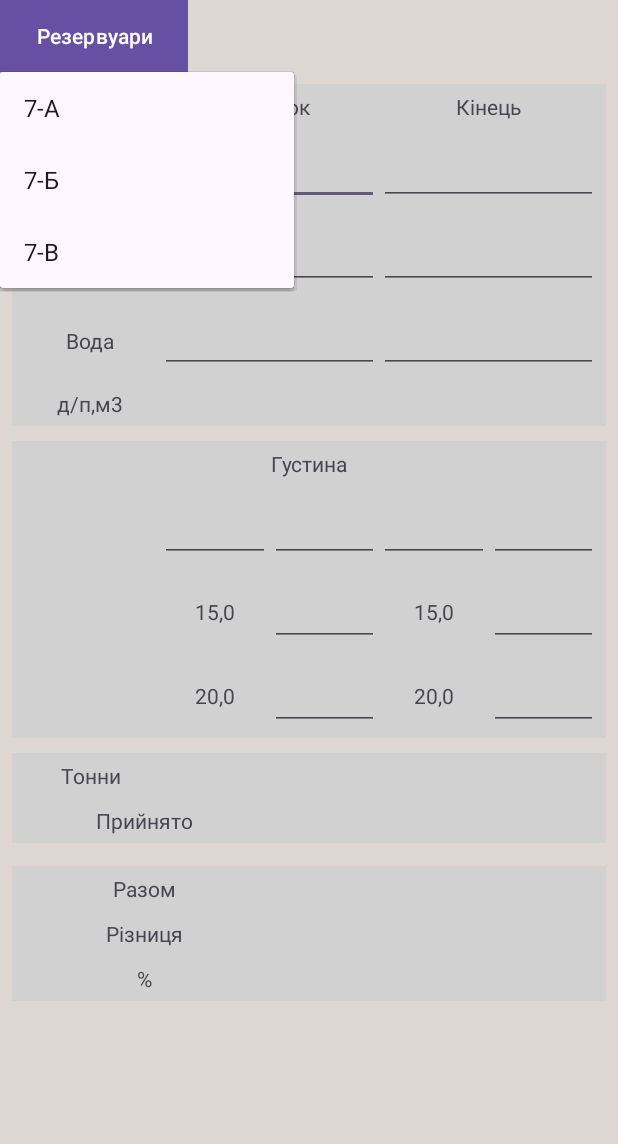
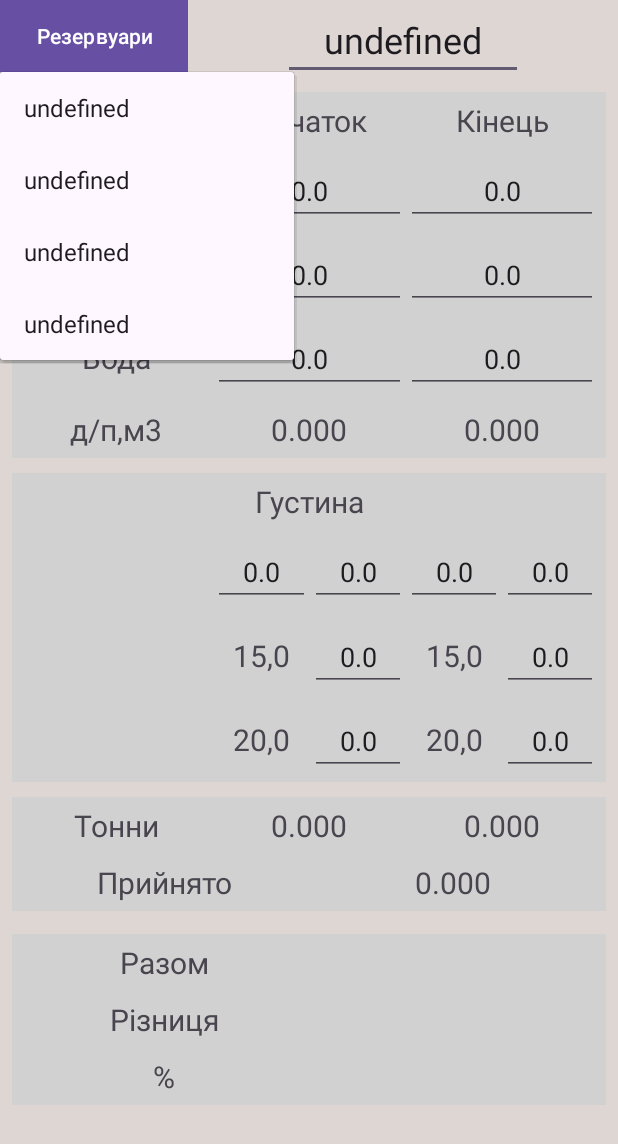
Before and after one commit to QV1LL/calculations-app, an Android app: the screen it shows after launch (MainActivity), after a tap on "Резервуари", on a phone screen of 412 x 824 dp. Shown: the top 1144 px of the screen. Run offline under Robolectric (Android 15) with nearby library versions, the phone set to English and light mode, and no system bars.

Commit message:
Continue work

```diff
--- a/app/src/main/java/com/example/calculations/MainActivity.java
+++ b/app/src/main/java/com/example/calculations/MainActivity.java
@@ -51,6 +51,7 @@ public class MainActivity extends AppCompatActivity {
 
     private void setupPopupMenu() {
         Button popupMenuButton = (Button) findViewById(R.id.popup_menu_button);
+
         popupMenuButton.setOnClickListener(new View.OnClickListener() {
             @Override
             public void onClick(View view) {
@@ -60,16 +61,16 @@ public class MainActivity extends AppCompatActivity {
                 Menu popupMenuMenu = popupMenu.getMenu();
 
                 popupMenuItems.clear();
-                tanks.clear();
-
-                boolean needLoadTanks = (tanks.size() == 0) ? true : false;
 
                 for(int i = 0; i < popupMenuMenu.size(); i++) {
                     popupMenuItems.add(popupMenuMenu.getItem(i));
+                    tanks.add(new Tank());
+                }
 
-                    if(needLoadTanks)
-                        tanks.add(new Tank());
-                }
+                setupTank();
+                tanks.get(currentTankIndex).setupInstances();
+
+                setupText();
 
                 popupMenu.setOnMenuItemClickListener(new PopupMenu.OnMenuItemClickListener() {
                     @Override
@@ -77,9 +78,9 @@ public class MainActivity extends AppCompatActivity {
                         int itemIndex = popupMenuItems.indexOf(menuItem);
                         currentTankIndex = itemIndex;
 
+                        Log.i(mainTag, "" + tanks.get(currentTankIndex).startLevel);
+
                         setupText();
-
-                        Log.i(mainTag, "StartLevel: " + tanks.get(currentTankIndex).startLevel);
 
                         return false;
                     }
@@ -91,6 +92,8 @@ public class MainActivity extends AppCompatActivity {
     }
 
     private void setupTank() {
+        tanks.get(currentTankIndex).name = (((EditText) findViewById(R.id.reservoirName)).getText().toString().isEmpty()) ? "undefined" : ((EditText) findViewById(R.id.reservoirName)).getText().toString();
+
         tanks.get(currentTankIndex).startLevel = Float.valueOf((((TextView) findViewById(R.id.startLevel)).getText().toString().isEmpty()) ? "0f" : ((TextView) findViewById(R.id.startLevel)).getText().toString());
         tanks.get(currentTankIndex).endLevel = Float.valueOf((((TextView) findViewById(R.id.endLevel)).getText().toString().isEmpty()) ? "0f" : ((TextView) findViewById(R.id.endLevel)).getText().toString());
 
@@ -114,25 +117,38 @@ public class MainActivity extends AppCompatActivity {
     }
 
     private void setupText() {
-        ((TextView) findViewById(R.id.startLevel)).setText(String.valueOf(tanks.get(currentTankIndex).startLevel));
-        ((TextView) findViewById(R.id.endLevel)).setText(String.valueOf(tanks.get(currentTankIndex).endLevel));
+        ((EditText) findViewById(R.id.reservoirName)).setText(tanks.get(currentTankIndex).name);
 
-        ((TextView) findViewById(R.id.startVolume)).setText(String.valueOf(tanks.get(currentTankIndex).startVolume));
-        ((TextView) findViewById(R.id.endVolume)).setText(String.valueOf(tanks.get(currentTankIndex).endVolume));
+        for (int i = 0; i < popupMenuItems.size(); i++)
+            popupMenuItems.get(i).setTitle(tanks.get(i).name);
 
-        ((TextView) findViewById(R.id.startWaterVolume)).setText(String.valueOf(tanks.get(currentTankIndex).startWater));
-        ((TextView) findViewById(R.id.endWaterVolume)).setText(String.valueOf(tanks.get(currentTankIndex).endWater));
+        ((EditText) findViewById(R.id.startLevel)).setText(String.valueOf(tanks.get(currentTankIndex).startLevel));
+        ((EditText) findViewById(R.id.endLevel)).setText(String.valueOf(tanks.get(currentTankIndex).endLevel));
 
-        ((TextView) findViewById(R.id.startFreeDensityCounter)).setText(String.valueOf(tanks.get(currentTankIndex).startFreeDensityCounter));
-        ((TextView) findViewById(R.id.endFreeDensityCounter)).setText(String.valueOf(tanks.get(currentTankIndex).endFreeDensityCounter));
+        ((EditText) findViewById(R.id.startVolume)).setText(String.valueOf(tanks.get(currentTankIndex).startVolume));
+        ((EditText) findViewById(R.id.endVolume)).setText(String.valueOf(tanks.get(currentTankIndex).endVolume));
 
-        ((TextView) findViewById(R.id.startFreeDensityCounterValue)).setText(String.valueOf(tanks.get(currentTankIndex).startFreeDensityCounterValue));
-        ((TextView) findViewById(R.id.endFreeDensityCounterValue)).setText(String.valueOf(tanks.get(currentTankIndex).endFreeDensityCounterValue));
+        ((EditText) findViewById(R.id.startWaterVolume)).setText(String.valueOf(tanks.get(currentTankIndex).startWater));
+        ((EditText) findViewById(R.id.endWaterVolume)).setText(String.valueOf(tanks.get(currentTankIndex).endWater));
 
-        ((TextView) findViewById(R.id.start15DensityCounterValue)).setText(String.valueOf(tanks.get(currentTankIndex).start15DensityCounterValue));
-        ((TextView) findViewById(R.id.end15DensityCounterValue)).setText(String.valueOf(tanks.get(currentTankIndex).end15DensityCounterValue));
+        ((TextView) findViewById(R.id.startVolumeWithoutWater)).setText(String.format("%.3f", tanks.get(currentTankIndex).startVolumeWithoutWater));
+        ((TextView) findViewById(R.id.endVolumeWithoutWater)).setText(String.format("%.3f", tanks.get(currentTankIndex).endVolumeWithoutWater));
 
-        ((TextView) findViewById(R.id.start20DensityCounterValue)).setText(String.valueOf(tanks.get(currentTankIndex).start20DensityCounterValue));
-        ((TextView) findViewById(R.id.end20DensityCounterValue)).setText(String.valueOf(tanks.get(currentTankIndex).end20DensityCounterValue));
+        ((EditText) findViewById(R.id.startFreeDensityCounter)).setText(String.valueOf(tanks.get(currentTankIndex).startFreeDensityCounter));
+        ((EditText) findViewById(R.id.endFreeDensityCounter)).setText(String.valueOf(tanks.get(currentTankIndex).endFreeDensityCounter));
+
+        ((EditText) findViewById(R.id.startFreeDensityCounterValue)).setText(String.valueOf(tanks.get(currentTankIndex).startFreeDensityCounterValue));
+        ((EditText) findViewById(R.id.endFreeDensityCounterValue)).setText(String.valueOf(tanks.get(currentTankIndex).endFreeDensityCounterValue));
+
+        ((EditText) findViewById(R.id.start15DensityCounterValue)).setText(String.valueOf(tanks.get(currentTankIndex).start15DensityCounterValue));
+        ((EditText) findViewById(R.id.end15DensityCounterValue)).setText(String.valueOf(tanks.get(currentTankIndex).end15DensityCounterValue));
+
+        ((EditText) findViewById(R.id.start20DensityCounterValue)).setText(String.valueOf(tanks.get(currentTankIndex).start20DensityCounterValue));
+        ((EditText) findViewById(R.id.end20DensityCounterValue)).setText(String.valueOf(tanks.get(currentTankIndex).end20DensityCounterValue));
+
+        ((TextView) findViewById(R.id.startTons)).setText(String.format("%.3f", tanks.get(currentTankIndex).startTons));
+        ((TextView) findViewById(R.id.endTons)).setText(String.format("%.3f", tanks.get(currentTankIndex).endTons));
+
+        ((TextView) findViewById(R.id.reception)).setText(String.format("%.3f", tanks.get(currentTankIndex).reception));
     }
 }
--- a/app/src/main/java/com/example/calculations/Tank.java
+++ b/app/src/main/java/com/example/calculations/Tank.java
@@ -2,7 +2,7 @@ package com.example.calculations;
 
 public class Tank {
 
-    public String name;
+    public String name = "undefined";
 
     public float startLevel = 0;
     public float endLevel = 0;
@@ -31,6 +31,16 @@ public class Tank {
     public float startTons;
     public float endTons;
     public float reception;
-    public float together;
-    public float difference;
+    public static float together;
+    public static float difference;
+
+    public void setupInstances() {
+        this.startVolumeWithoutWater = this.startVolume - this.startWater;
+        this.endVolumeWithoutWater = this.endVolume - this.endWater;
+
+        this.startTons = this.startVolumeWithoutWater * this.startFreeDensityCounterValue / 1000;
+        this.endTons = this.endVolumeWithoutWater * this.endFreeDensityCounterValue / 1000;
+
+        this.reception = this.endTons - this.startTons;
+    }
 }
--- a/app/src/main/res/layout/activity_main.xml
+++ b/app/src/main/res/layout/activity_main.xml
@@ -23,6 +23,17 @@
             android:background="@color/secondColor"
             android:text="Резервуари"
             app:layout_constraintStart_toStartOf="parent"
+            app:layout_constraintTop_toTopOf="parent" />
+
+        <EditText
+            android:layout_width="160dp"
+            android:layout_height="match_parent"
+            android:gravity="center"
+            android:text=""
+            android:id="@+id/reservoirName"
+            android:textSize="24sp"
+            app:layout_constraintEnd_toEndOf="parent"
+            app:layout_constraintStart_toEndOf="@+id/popup_menu_button"
             app:layout_constraintTop_toTopOf="parent" />
 
     </androidx.constraintlayout.widget.ConstraintLayout>
@@ -60,16 +71,18 @@
                 <TextView
                     android:layout_width="wrap_content"
                     android:layout_height="wrap_content"
+                    android:layout_weight="1"
+                    android:gravity="center"
                     android:text="@string/start"
-                    android:layout_weight="1"
-                    android:gravity="center"/>
+                    android:textSize="20sp" />
 
                 <TextView
                     android:layout_width="wrap_content"
                     android:layout_height="wrap_content"
+                    android:layout_weight="1"
+                    android:gravity="center"
                     android:text="@string/end"
-                    android:layout_weight="1"
-                    android:gravity="center"/>
+                    android:textSize="20sp" />
 
             </TableRow>
 
@@ -82,9 +95,10 @@
                 <TextView
                     android:layout_width="wrap_content"
                     android:layout_height="wrap_content"
+                    android:layout_weight="1"
+                    android:gravity="center"
                     android:text="@string/level"
-                    android:layout_weight="1"
-                    android:gravity="center"/>
+                    android:textSize="20sp" />
 
                 <EditText
                     android:id="@+id/startLevel"
@@ -92,6 +106,7 @@
                     android:layout_height="wrap_content"
                     android:layout_weight="1"
                     android:ems="10"
+                    android:gravity="center"
                     android:inputType="numberDecimal" />
 
                 <EditText
@@ -100,6 +115,7 @@
                     android:layout_height="wrap_content"
                     android:layout_weight="1"
                     android:ems="10"
+                    android:gravity="center"
                     android:inputType="numberDecimal" />
 
             </TableRow>
@@ -113,15 +129,17 @@
                 <TextView
                     android:layout_width="wrap_content"
                     android:layout_height="wrap_content"
+                    android:layout_weight="1"
+                    android:gravity="center"
                     android:text="@string/volume"
-                    android:layout_weight="1"
-                    android:gravity="center"/>
+                    android:textSize="20sp" />
 
                 <EditText
                     android:id="@+id/startVolume"
                     android:layout_height="wrap_content"
                     android:layout_weight="1"
                     android:ems="10"
+                    android:gravity="center"
                     android:inputType="numberDecimal" />
 
                 <EditText
@@ -129,6 +147,7 @@
                     android:layout_height="wrap_content"
                     android:layout_weight="1"
                     android:ems="10"
+                    android:gravity="center"
                     android:inputType="numberDecimal" />
 
             </TableRow>
@@ -142,15 +161,17 @@
                 <TextView
                     android:layout_width="wrap_content"
                     android:layout_height="wrap_content"
+                    android:layout_weight="1"
+                    android:gravity="center"
                     android:text="@string/volume_of_water"
-                    android:layout_weight="1"
-                    android:gravity="center"/>
+                    android:textSize="20sp" />
 
                 <EditText
                     android:id="@+id/startWaterVolume"
                     android:layout_height="wrap_content"
                     android:layout_weight="1"
                     android:ems="10"
+                    android:gravity="center"
                     android:inputType="numberDecimal" />
 
                 <EditText
@@ -158,6 +179,7 @@
                     android:layout_height="wrap_content"
                     android:layout_weight="1"
                     android:ems="10"
+                    android:gravity="center"
                     android:inputType="numberDecimal" />
 
             </TableRow>
@@ -171,23 +193,28 @@
                 <TextView
                     android:layout_width="wrap_content"
                     android:layout_height="wrap_content"
+                    android:layout_weight="1"
+                    android:gravity="center"
                     android:text="@string/volume_without_water"
-                    android:layout_weight="1"
-                    android:gravity="center"/>
+                    android:textSize="20sp" />
 
                 <TextView
                     android:id="@+id/startVolumeWithoutWater"
                     android:layout_height="wrap_content"
                     android:layout_weight="1"
                     android:ems="10"
-                    android:inputType="numberDecimal" />
+                    android:gravity="center"
+                    android:inputType="numberDecimal"
+                    android:textSize="20sp" />
 
                 <TextView
                     android:id="@+id/endVolumeWithoutWater"
                     android:layout_height="wrap_content"
                     android:layout_weight="1"
                     android:ems="10"
-                    android:inputType="numberDecimal" />
+                    android:gravity="center"
+                    android:inputType="numberDecimal"
+                    android:textSize="20sp" />
 
             </TableRow>
 
@@ -203,8 +230,9 @@
                     android:layout_height="wrap_content"
                     android:layout_weight="1"
                     android:ems="10"
+                    android:gravity="center"
                     android:text="@string/density"
-                    android:gravity="center"/>
+                    android:textSize="20sp" />
 
             </TableRow>
 
@@ -230,6 +258,7 @@
                         android:layout_height="wrap_content"
                         android:layout_weight="1"
                         android:ems="10"
+                        android:gravity="center"
                         android:inputType="numberDecimal" />
 
                     <EditText
@@ -237,6 +266,7 @@
                         android:layout_height="wrap_content"
                         android:layout_weight="1"
                         android:ems="10"
+                        android:gravity="center"
                         android:inputType="numberDecimal" />
 
                 </TableRow>
@@ -251,6 +281,7 @@
                         android:layout_height="wrap_content"
                         android:layout_weight="1"
                         android:ems="10"
+                        android:gravity="center"
                         android:inputType="numberDecimal" />
 
                     <EditText
@@ -258,6 +289,7 @@
                         android:layout_height="wrap_content"
                         android:layout_weight="1"
                         android:ems="10"
+                        android:gravity="center"
                         android:inputType="numberDecimal" />
 
                 </TableRow>
@@ -285,16 +317,18 @@
 
                     <TextView
                         android:layout_height="match_parent"
-                        android:gravity="center"
                         android:layout_weight="1"
                         android:ems="10"
-                        android:text="@string/counter15"/>
+                        android:gravity="center"
+                        android:text="@string/counter15"
+                        android:textSize="20sp" />
 
                     <EditText
                         android:id="@+id/start15DensityCounterValue"
                         android:layout_height="wrap_content"
                         android:layout_weight="1"
                         android:ems="10"
+                        android:gravity="center"
                         android:inputType="numberDecimal" />
 
                 </TableRow>
@@ -306,16 +340,18 @@
 
                     <TextView
                         android:layout_height="match_parent"
-                        android:gravity="center"
                         android:layout_weight="1"
                         android:ems="10"
-                        android:text="@string/counter15"/>/>
+                        android:gravity="center"
+                        android:text="@string/counter15"
+                        android:textSize="20sp" />/>
 
                     <EditText
                         android:id="@+id/end15DensityCounterValue"
                         android:layout_height="wrap_content"
                         android:layout_weight="1"
                         android:ems="10"
+                        android:gravity="center"
                         android:inputType="numberDecimal" />
 
                 </TableRow>
@@ -341,16 +377,18 @@
 
                     <TextView
                         android:layout_height="match_parent"
-                        android:gravity="center"
                         android:layout_weight="1"
                         android:ems="10"
-                        android:text="@string/counter20"/>
+                        android:gravity="center"
+                        android:text="@string/counter20"
+                        android:textSize="20sp" />
 
                     <EditText
                         android:id="@+id/start20DensityCounterValue"
                         android:layout_height="wrap_content"
                         android:layout_weight="1"
                         android:ems="10"
+                        android:gravity="center"
                         android:inputType="numberDecimal" />
 
                 </TableRow>
@@ -362,16 +400,18 @@
 
                     <TextView
                         android:layout_height="match_parent"
-                        android:gravity="center"
                         android:layout_weight="1"
                         android:ems="10"
-                        android:text="@string/counter20"/>/>
+                        android:gravity="center"
+                        android:text="@string/counter20"
+                        android:textSize="20sp" />/>
 
                     <EditText
                         android:id="@+id/end20DensityCounterValue"
                         android:layout_height="wrap_content"
                         android:layout_weight="1"
                         android:ems="10"
+                        android:gravity="center"
                         android:inputType="numberDecimal" />
 
                 </TableRow>
@@ -390,22 +430,25 @@
                     android:layout_width="wrap_content"
                     android:layout_height="wrap_content"
                     android:layout_weight="1"
+                    android:gravity="center"
                     android:text="@string/tons"
-                    android:gravity="center"/>
+                    android:textSize="20sp" />
 
                 <TextView
                     android:id="@+id/startTons"
                     android:layout_width="wrap_content"
                     android:layout_height="wrap_content"
                     android:layout_weight="1"
-                    android:gravity="center"/>
+                    android:gravity="center"
+                    android:textSize="20sp" />
 
                 <TextView
                     android:id="@+id/endTons"
                     android:layout_width="wrap_content"
                     android:layout_height="wrap_content"
                     android:layout_weight="1"
-                    android:gravity="center"/>
+                    android:gravity="center"
+                    android:textSize="20sp" />
 
             </TableRow>
 
@@ -420,15 +463,17 @@
                     android:layout_width="wrap_content"
                     android:layout_height="wrap_content"
                     android:layout_weight="1"
+                    android:gravity="center"
                     android:text="@string/reception"
-                    android:gravity="center"/>
+                    android:textSize="20sp" />
 
                 <TextView
                     android:id="@+id/reception"
                     android:layout_width="wrap_content"
                     android:layout_height="wrap_content"
                     android:layout_weight="1"
-                    android:gravity="center"/>
+                    android:gravity="center"
+                    android:textSize="20sp" />
 
             </TableRow>
 
@@ -444,15 +489,17 @@
                     android:layout_width="wrap_content"
                     android:layout_height="wrap_content"
                     android:layout_weight="1"
+                    android:gravity="center"
                     android:text="@string/together"
-                    android:gravity="center"/>
+                    android:textSize="20sp" />
 
                 <TextView
                     android:id="@+id/together"
                     android:layout_width="wrap_content"
                     android:layout_height="wrap_content"
                     android:layout_weight="1"
-                    android:gravity="center"/>
+                    android:gravity="center"
+                    android:textSize="20sp" />
 
             </TableRow>
 
@@ -467,15 +514,17 @@
                     android:layout_width="wrap_content"
                     android:layout_height="wrap_content"
                     android:layout_weight="1"
+                    android:gravity="center"
                     android:text="@string/difference"
-                    android:gravity="center"/>
+                    android:textSize="20sp" />
 
                 <TextView
                     android:id="@+id/difference"
                     android:layout_width="wrap_content"
                     android:layout_height="wrap_content"
                     android:layout_weight="1"
-                    android:gravity="center"/>
+                    android:gravity="center"
+                    android:textSize="20sp" />
 
             </TableRow>
 
@@ -490,15 +539,17 @@
                     android:layout_width="wrap_content"
                     android:layout_height="wrap_content"
                     android:layout_weight="1"
+                    android:gravity="center"
                     android:text="@string/percents"
-                    android:gravity="center"/>
+                    android:textSize="20sp" />
 
                 <TextView
                     android:id="@+id/percents"
                     android:layout_width="wrap_content"
                     android:layout_height="wrap_content"
                     android:layout_weight="1"
-                    android:gravity="center"/>
+                    android:gravity="center"
+                    android:textSize="20sp" />
 
             </TableRow>
 
--- a/app/src/main/res/menu/popup_menu.xml
+++ b/app/src/main/res/menu/popup_menu.xml
@@ -3,11 +3,14 @@
 
     <item
         android:title="7-A"
-        android:id="@+id/reservoir_a"/>
+        android:id="@+id/reservoir1"/>
     <item
         android:title="7-Б"
-        android:id="@+id/reservoir_b"/>
+        android:id="@+id/reservoir2"/>
     <item
         android:title="7-В"
-        android:id="@+id/reservoir_c"/>
+        android:id="@+id/reservoir3"/>
+    <item
+        android:title="7-Г"
+        android:id="@+id/reservoir4"/>
 </menu>
```
